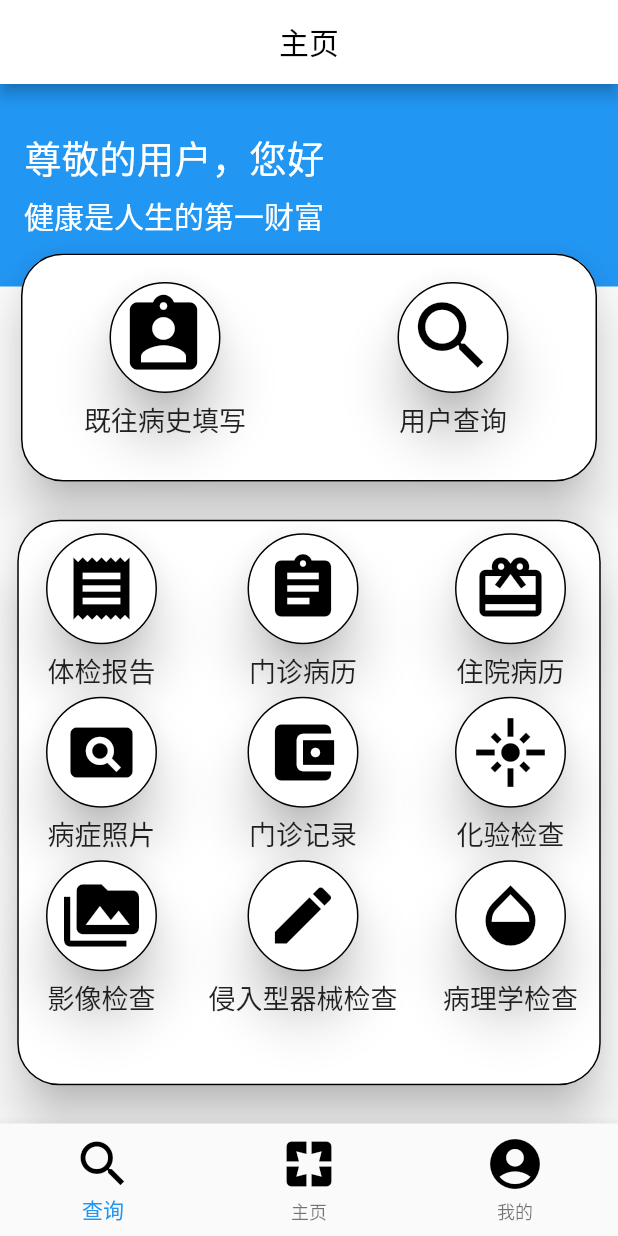
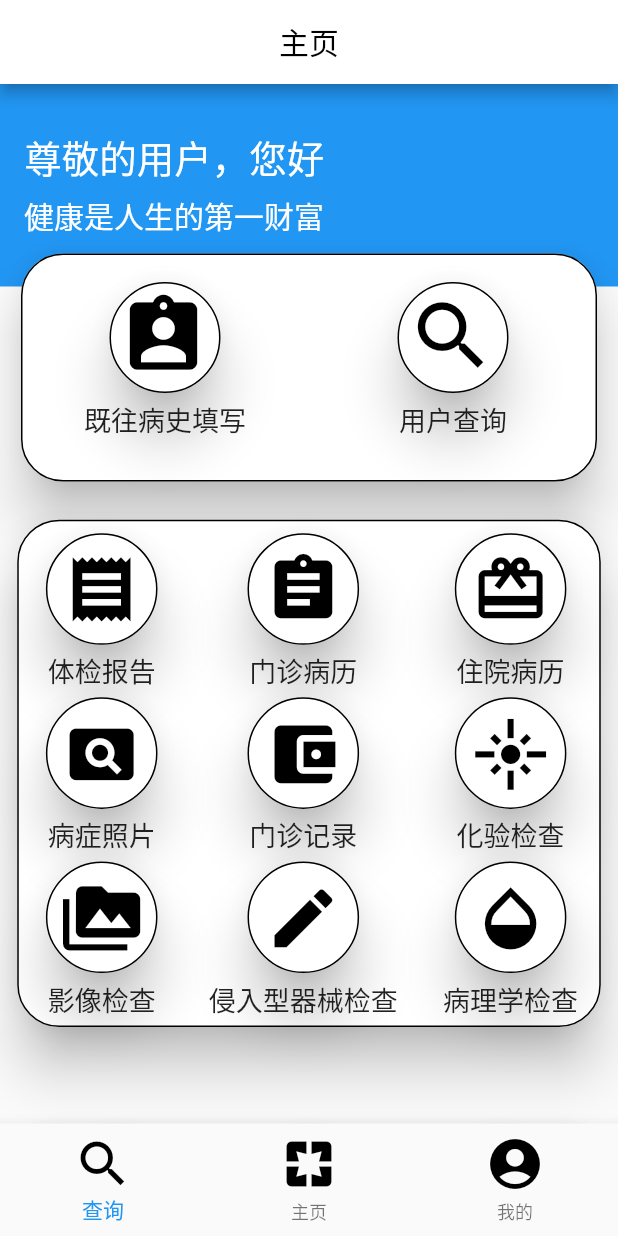
Before and after one commit to Dodoushu/ASECloudRecord, a Flutter app: the MainPage screen opened directly, on a phone screen of 412 x 824 dp. Run offline on Flutter 3.47's test engine with Material 2 defaults, Android fonts, the phone set to English and light mode, and no system bars; our stand-ins replace dio, file_picker, image_picker, photo_view, shared_preferences; missing offline and left inert: dart:ffi; accounts and stored records are empty.

Commit message:
主功能页面百分比布局调试

```diff
--- a/lib/patient/MainFunctionPage.dart
+++ b/lib/patient/MainFunctionPage.dart
@@ -22,13 +22,13 @@ void main() {
 }
 
 class WidgetBulld {
-  Container create(String text, IconData icondata) {
+  Container create(String text, IconData icondata ,double width_ ) {
     return
       new Container(
           child: Column(children: <Widget>[
             new SizedBox(
-                height: 82,
-                width: 82,
+                height: width_/5,
+                width: width_/5,
                 child: Card(
                     elevation: 15.0, //阴影
                     shape: RoundedRectangleBorder(
@@ -38,7 +38,7 @@ class WidgetBulld {
                         alignment: Alignment.center,
                         child: Icon(
                           icondata,
-                          size: 50,
+                          size: width_/8,
                           color: Colors.black,
                         )))),
             new Container(
@@ -65,6 +65,8 @@ class _MainPage extends State<MainPage> {
   @override
   Widget build(BuildContext context) {
     String name;
+    double width_ = MediaQuery.of(context).size.width;
+    double height_ = MediaQuery.of(context).size.height;
     SharedPreferenceUtil.setString('name', 'yyy');
     SharedPreferenceUtil.getString('name').then((value) {
       setState(() {
@@ -217,8 +219,7 @@ class _MainPage extends State<MainPage> {
     ]);
     //跳转界面选择
     Widget ChooseModel = SizedBox(
-        height: 400,
-        width: 390,
+
         child: Container(
           padding: const EdgeInsets.all(7.5),
           child: Card(
@@ -234,19 +235,19 @@ class _MainPage extends State<MainPage> {
                       padding: EdgeInsets.all(5),
                       child: Column(children: <Widget>[
                         InkWell(
-                          child: widgetbuild.create("体检报告", Icons.receipt),
+                          child: widgetbuild.create("体检报告", Icons.receipt,width_),
                           onTap: () {
                             Navigator.push(context, MaterialPageRoute(builder: (
                                 context) => medicalReport()));
                           },),
                         InkWell(
-                          child: widgetbuild.create("病症照片", Icons.pageview),
+                          child: widgetbuild.create("病症照片", Icons.pageview,width_),
                           onTap: () {
                             Navigator.push(context, MaterialPageRoute(builder: (
                                 context) => SelfPortraitOfDisease()));
                           },),
                         InkWell(
-                          child: widgetbuild.create("影像检查", Icons.perm_media),
+                          child: widgetbuild.create("影像检查", Icons.perm_media,width_),
                           onTap: () {
                             Navigator.push(context, MaterialPageRoute(builder: (
                                 context) => ImageReview()));
@@ -256,17 +257,17 @@ class _MainPage extends State<MainPage> {
                     padding: EdgeInsets.all(5),
                     child: Column(children: <Widget>[
                       InkWell(
-                        child: widgetbuild.create("门诊病历", Icons.assignment),
+                        child: widgetbuild.create("门诊病历", Icons.assignment,width_),
                         onTap: () {
                           Navigator.push(context, MaterialPageRoute(builder: (
                               context) => outpatientMedical()));
                         },),
                       InkWell(child: widgetbuild.create(
-                          "门诊记录", Icons.account_balance_wallet), onTap: () {
+                          "门诊记录", Icons.account_balance_wallet,width_), onTap: () {
                         Navigator.push(context, MaterialPageRoute(builder: (
                             context) => outpatientVisitRecords()));
                       },),
-                      InkWell(child: widgetbuild.create("侵入型器械检查", Icons.edit),
+                      InkWell(child: widgetbuild.create("侵入型器械检查", Icons.edit,width_),
                         onTap: () {
                           Navigator.push(context, MaterialPageRoute(builder: (
                               context) => invasiveReview()));
@@ -276,17 +277,17 @@ class _MainPage extends State<MainPage> {
                   new Container(
                     padding: EdgeInsets.all(5),
                     child: Column(children: <Widget>[
-                      InkWell(child: widgetbuild.create("住院病历", Icons.redeem),
+                      InkWell(child: widgetbuild.create("住院病历", Icons.redeem,width_),
                         onTap: () {
                           Navigator.push(context, MaterialPageRoute(builder: (
                               context) => HospitalizedRecord()));
                         },),
-                      InkWell(child: widgetbuild.create("化验检查", Icons.flare),
+                      InkWell(child: widgetbuild.create("化验检查", Icons.flare,width_),
                         onTap: () {
                           Navigator.push(context, MaterialPageRoute(builder: (
                               context) => laboratoryExaminationPicture()));
                         },),
-                      InkWell(child: widgetbuild.create("病理学检查", Icons.opacity),
+                      InkWell(child: widgetbuild.create("病理学检查", Icons.opacity,width_),
                         onTap: () {
                           Navigator.push(context, MaterialPageRoute(builder: (
                               context) => Pathology()));
@@ -297,7 +298,81 @@ class _MainPage extends State<MainPage> {
           ),
         ));
 
+    Widget ChooseModel_ = new Container(
+      height: width_*1.25,
+      child: FractionallySizedBox(
+        widthFactor: 0.95,
+        heightFactor: 0.8,
+        child:  new Card(
+          elevation: 15.0, //阴影
+          //设置圆角和边框
+          shape: RoundedRectangleBorder(
+              borderRadius: BorderRadius.all(Radius.circular(28.0)),
+              side: BorderSide(width: 1.0)),
+
+          child: new Center(
+
+            child: new GridView(
+              gridDelegate: SliverGridDelegateWithFixedCrossAxisCount(
+                  crossAxisCount: 3,
+                  childAspectRatio: 1.0
+              ),
+              children: <Widget>[
+                InkWell(child: widgetbuild.create("住院病历", Icons.redeem,width_),
+                  onTap: () {
+                    Navigator.push(context, MaterialPageRoute(builder: (
+                        context) => HospitalizedRecord()));
+                  },),
+                InkWell(child: widgetbuild.create("化验检查", Icons.flare,width_),
+                  onTap: () {
+                    Navigator.push(context, MaterialPageRoute(builder: (
+                        context) => laboratoryExaminationPicture()));
+                  },),
+                InkWell(child: widgetbuild.create("病理学检查", Icons.opacity,width_),
+                  onTap: () {
+                    Navigator.push(context, MaterialPageRoute(builder: (
+                        context) => Pathology()));
+                  },),
+                InkWell(child: widgetbuild.create("住院病历", Icons.redeem,width_),
+                  onTap: () {
+                    Navigator.push(context, MaterialPageRoute(builder: (
+                        context) => HospitalizedRecord()));
+                  },),
+                InkWell(child: widgetbuild.create("化验检查", Icons.flare,width_),
+                  onTap: () {
+                    Navigator.push(context, MaterialPageRoute(builder: (
+                        context) => laboratoryExaminationPicture()));
+                  },),
+                InkWell(child: widgetbuild.create("病理学检查", Icons.opacity,width_),
+                  onTap: () {
+                    Navigator.push(context, MaterialPageRoute(builder: (
+                        context) => Pathology()));
+                  },),
+                InkWell(child: widgetbuild.create("住院病历", Icons.redeem,width_),
+                  onTap: () {
+                    Navigator.push(context, MaterialPageRoute(builder: (
+                        context) => HospitalizedRecord()));
+                  },),
+                InkWell(child: widgetbuild.create("化验检查", Icons.flare,width_),
+                  onTap: () {
+                    Navigator.push(context, MaterialPageRoute(builder: (
+                        context) => laboratoryExaminationPicture()));
+                  },),
+                InkWell(child: widgetbuild.create("病理学检查", Icons.opacity,width_),
+                  onTap: () {
+                    Navigator.push(context, MaterialPageRoute(builder: (
+                        context) => Pathology()));
+                  },)
+              ],
+            ),
+          ),
+        )
+
+      ),
+    );
+
     return new Scaffold(
+
       appBar: new AppBar(
         iconTheme: IconThemeData(
           color: Colors.black, //修改颜色
@@ -309,7 +384,7 @@ class _MainPage extends State<MainPage> {
         centerTitle: true,
 //        backgroundColor: Colors.white,
       ),
-      body: new ListView(children: <Widget>[stack, ChooseModel]),
+      body: new ListView(children: <Widget>[stack, ChooseModel,ChooseModel_]),
       bottomNavigationBar: Bottom_NavigationBar.Create(),
 
     );
```
